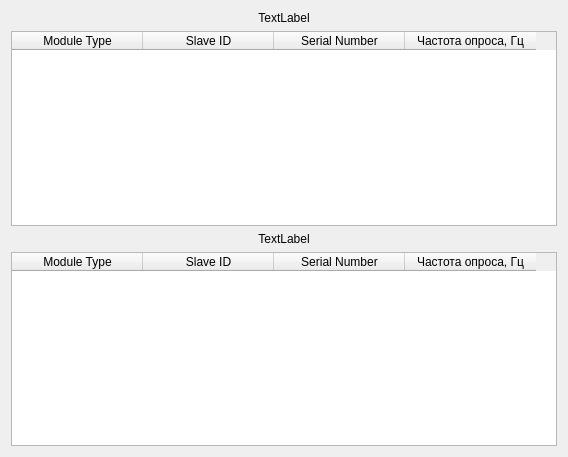
Before: the Qt Designer form tableforied.ui in morsmordre-btch/configurator, drawn with Qt 5.
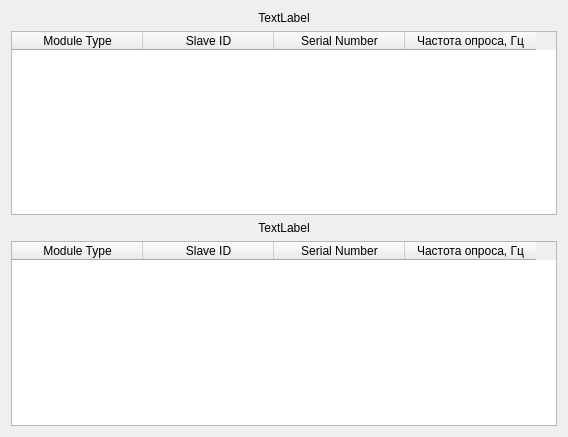
After: the same form once the commit is applied.

Diff of the .ui file:
```diff
--- a/tableforied.ui
+++ b/tableforied.ui
@@ -7,7 +7,7 @@
     <x>0</x>
     <y>0</y>
     <width>568</width>
-    <height>457</height>
+    <height>437</height>
    </rect>
   </property>
   <property name="minimumSize">
@@ -16,12 +16,6 @@
     <height>0</height>
    </size>
   </property>
-  <property name="maximumSize">
-   <size>
-    <width>568</width>
-    <height>16777215</height>
-   </size>
-  </property>
   <property name="windowTitle">
    <string>Dialog</string>
   </property>
```
